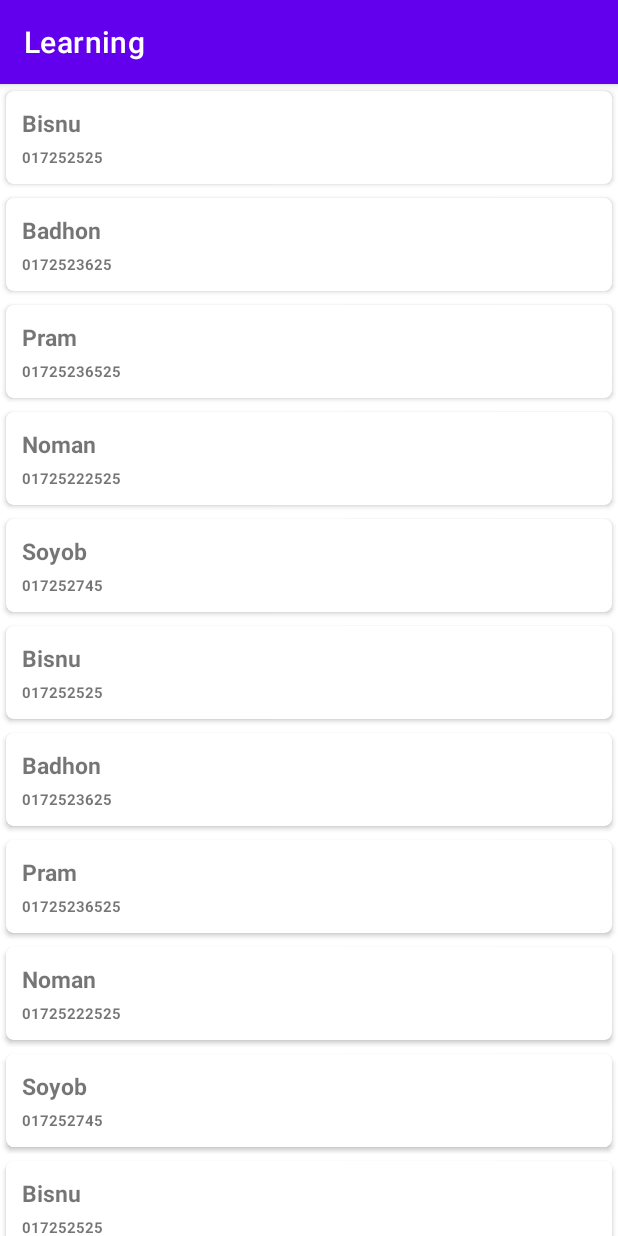
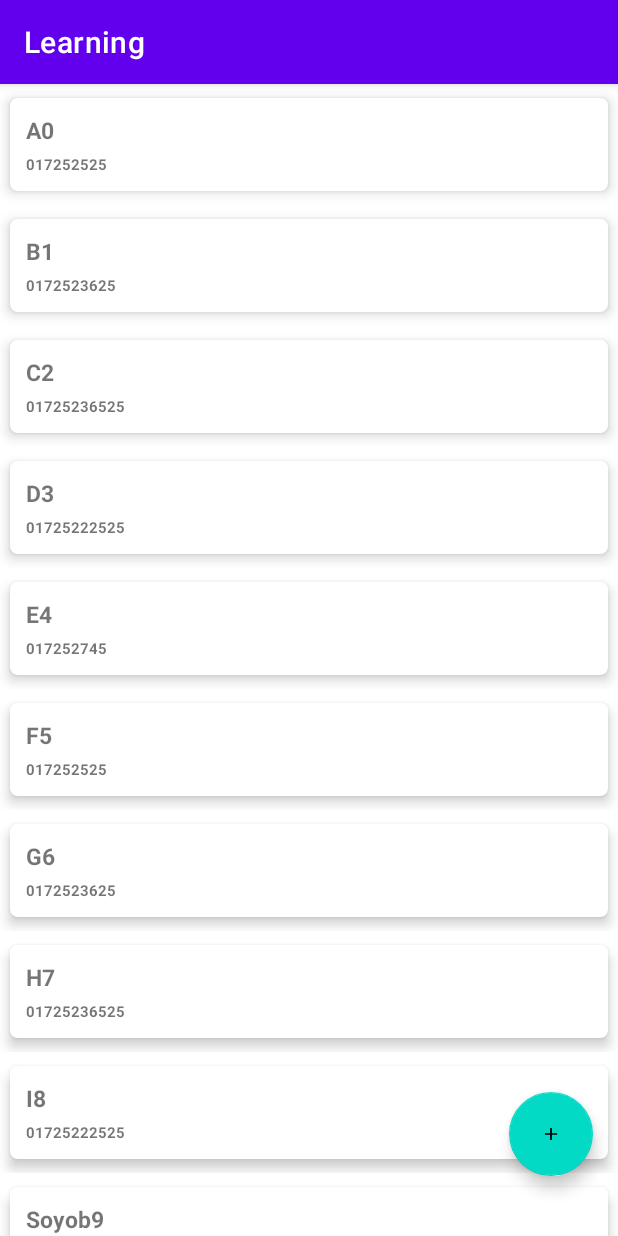
Before and after one commit to bisnukundu/recyclerView_android, an Android app: the screen it shows after launch (MainActivity), on a phone screen of 412 x 824 dp. Run offline under Robolectric (Android 15) with nearby library versions, the phone set to English and light mode, and no system bars.

Commit message:
add insert method and update method and delete method

```diff
--- a/app/src/main/java/com/example/learning/MainActivity.java
+++ b/app/src/main/java/com/example/learning/MainActivity.java
@@ -4,11 +4,14 @@ import androidx.appcompat.app.AppCompatActivity;
 import androidx.recyclerview.widget.LinearLayoutManager;
 import androidx.recyclerview.widget.RecyclerView;
 
+import android.app.AlertDialog;
+import android.app.Dialog;
 import android.content.Intent;
 import android.os.Bundle;
 import android.view.View;
 import android.view.animation.Animation;
 import android.view.animation.AnimationUtils;
+import android.widget.Adapter;
 import android.widget.AdapterView;
 import android.widget.ArrayAdapter;
 import android.widget.AutoCompleteTextView;
@@ -19,31 +22,29 @@ import android.widget.ListView;
 import android.widget.Spinner;
 import android.widget.Toast;
 
+import com.google.android.material.floatingactionbutton.FloatingActionButton;
+
 import java.util.ArrayList;
 
 public class MainActivity extends AppCompatActivity {
 
 RecyclerView myRecycle;
     ArrayList<Data> data = new ArrayList<>();
+    CustomAdapter adapter;
     @Override
     protected void onCreate(Bundle savedInstanceState) {
         super.onCreate(savedInstanceState);
         setContentView(R.layout.activity_main);
 
-        data.add(new Data("Bisnu","017252525"));
-        data.add(new Data("Badhon","0172523625"));
-        data.add(new Data("Pram","01725236525"));
-        data.add(new Data("Noman","01725222525"));
-        data.add(new Data("Soyob","017252745"));
-        data.add(new Data("Bisnu","017252525"));
-        data.add(new Data("Badhon","0172523625"));
-        data.add(new Data("Pram","01725236525"));
-        data.add(new Data("Noman","01725222525"));
-        data.add(new Data("Soyob","017252745"));
-        data.add(new Data("Bisnu","017252525"));
-        data.add(new Data("Badhon","0172523625"));
-        data.add(new Data("Pram","01725236525"));
-        data.add(new Data("Noman","01725222525"));
+        data.add(new Data("A","017252525"));
+        data.add(new Data("B","0172523625"));
+        data.add(new Data("C","01725236525"));
+        data.add(new Data("D","01725222525"));
+        data.add(new Data("E","017252745"));
+        data.add(new Data("F","017252525"));
+        data.add(new Data("G","0172523625"));
+        data.add(new Data("H","01725236525"));
+        data.add(new Data("I","01725222525"));
         data.add(new Data("Soyob","017252745"));
         data.add(new Data("Bisnu","017252525"));
         data.add(new Data("Badhon","0172523625"));
@@ -51,10 +52,38 @@ RecyclerView myRecycle;
         data.add(new Data("Noman","01725222525"));
         data.add(new Data("Soyob","017252745"));
 
+        adapter = new CustomAdapter(this,data);
         myRecycle = findViewById(R.id.recycleViewID);
         myRecycle.setLayoutManager(new LinearLayoutManager(this));
+        myRecycle.setAdapter(adapter);
 
-        myRecycle.setAdapter(new CustomAdapter(this,data));
+        FloatingActionButton flot_btn = findViewById(R.id.flot_btn);
+
+
+        flot_btn.setOnClickListener(new View.OnClickListener() {
+            @Override
+            public void onClick(View view) {
+             Dialog dialog = new Dialog(MainActivity.this);
+                dialog.setContentView(R.layout.dialog);
+                dialog.show();
+
+                EditText number = dialog.findViewById(R.id.edt_number);
+                EditText name = dialog.findViewById(R.id.edt_name);
+
+            Button btn = dialog.findViewById(R.id.insert_btn);
+            btn.setOnClickListener(new View.OnClickListener() {
+                @Override
+                public void onClick(View v) {
+                    data.add(new Data(name.getText().toString(),number.getText().toString()));
+                    Toast.makeText(getApplicationContext(), "Insert Successfully", Toast.LENGTH_SHORT).show();
+                    adapter.notifyItemInserted(data.size()-1);
+                    myRecycle.scrollToPosition(data.size()-1);
+                    dialog.dismiss();
+                }
+            });
+
+            }
+        });
 
     }
 
--- /dev/null
+++ b/app/src/main/res/drawable/ic_launcher_insert_foreground.xml
@@ -0,0 +1,15 @@
+<vector xmlns:android="http://schemas.android.com/apk/res/android"
+    android:width="200dp"
+    android:height="200dp"
+    android:viewportWidth="108"
+    android:viewportHeight="108"
+    android:tint="#FFFFFF">
+  <group android:scaleX="2.61"
+      android:scaleY="2.61"
+      android:translateX="22.68"
+      android:translateY="22.68">
+    <path
+        android:fillColor="@android:color/white"
+        android:pathData="M19,13h-6v6h-2v-6H5v-2h6V5h2v6h6v2z"/>
+  </group>
+</vector>
--- a/app/src/main/res/layout/activity_main.xml
+++ b/app/src/main/res/layout/activity_main.xml
@@ -1,5 +1,5 @@
 <?xml version="1.0" encoding="utf-8"?>
-<LinearLayout xmlns:android="http://schemas.android.com/apk/res/android"
+<androidx.constraintlayout.widget.ConstraintLayout xmlns:android="http://schemas.android.com/apk/res/android"
     xmlns:app="http://schemas.android.com/apk/res-auto"
     xmlns:tools="http://schemas.android.com/tools"
     android:layout_width="match_parent"
@@ -9,9 +9,24 @@
 
 
    <androidx.recyclerview.widget.RecyclerView
+       android:id="@+id/recycleViewID"
        android:layout_width="match_parent"
-       android:id="@+id/recycleViewID"
-       android:layout_height="wrap_content"/>
+       android:layout_height="wrap_content"
+       app:layout_constraintBottom_toBottomOf="parent"
+       app:layout_constraintTop_toTopOf="parent"
+       app:layout_constraintVertical_bias="0.0"
+       tools:layout_editor_absoluteX="16dp" />
+
+   <com.google.android.material.floatingactionbutton.FloatingActionButton
+       android:id="@+id/flot_btn"
+       android:layout_width="wrap_content"
+       android:layout_height="wrap_content"
+       android:layout_marginBottom="40dp"
+       android:src="@drawable/ic_launcher_insert_foreground"
+       app:layout_constraintBottom_toBottomOf="parent"
+       app:layout_constraintEnd_toEndOf="parent"
+       app:layout_constraintHorizontal_bias="0.954"
+       app:layout_constraintStart_toStartOf="parent" />
 
 
-</LinearLayout>
+</androidx.constraintlayout.widget.ConstraintLayout>
--- a/app/src/main/res/layout/number.xml
+++ b/app/src/main/res/layout/number.xml
@@ -8,8 +8,9 @@
     <androidx.cardview.widget.CardView
         android:layout_width="match_parent"
         android:layout_height="wrap_content"
-        android:elevation="5dp"
+        app:cardElevation="5dp"
         app:cardCornerRadius="5dp"
+        android:id="@+id/row"
         app:cardUseCompatPadding="true">
 
        <LinearLayout
--- /dev/null
+++ b/app/src/main/res/mipmap-anydpi-v26/ic_launcher_insert.xml
@@ -0,0 +1,4 @@
+<?xml version="1.0" encoding="utf-8"?>
+<adaptive-icon xmlns:android="http://schemas.android.com/apk/res/android">
+    <foreground android:drawable="@drawable/ic_launcher_insert_foreground"/>
+</adaptive-icon>
--- /dev/null
+++ b/app/src/main/res/mipmap-anydpi-v26/ic_launcher_insert_round.xml
@@ -0,0 +1,4 @@
+<?xml version="1.0" encoding="utf-8"?>
+<adaptive-icon xmlns:android="http://schemas.android.com/apk/res/android">
+    <foreground android:drawable="@drawable/ic_launcher_insert_foreground"/>
+</adaptive-icon>
```
Also changed, not shown: app/src/main/java/com/example/learning/CustomAdapter.java (+83 -6 lines), app/src/main/res/layout/dialog.xml (added, +54 -0 lines), app/src/main/ic_launcher_insert-playstore.png (added), app/src/main/res/mipmap-hdpi/ic_launcher_insert.png (added), app/src/main/res/mipmap-hdpi/ic_launcher_insert_round.png (added), app/src/main/res/mipmap-mdpi/ic_launcher_insert.png (added), app/src/main/res/mipmap-mdpi/ic_launcher_insert_round.png (added), app/src/main/res/mipmap-xhdpi/ic_launcher_insert.png (added), app/src/main/res/mipmap-xhdpi/ic_launcher_insert_round.png (added), app/src/main/res/mipmap-xxhdpi/ic_launcher_insert.png (added), app/src/main/res/mipmap-xxhdpi/ic_launcher_insert_round.png (added), app/src/main/res/mipmap-xxxhdpi/ic_launcher_insert.png (added), app/src/main/res/mipmap-xxxhdpi/ic_launcher_insert_round.png (added).
